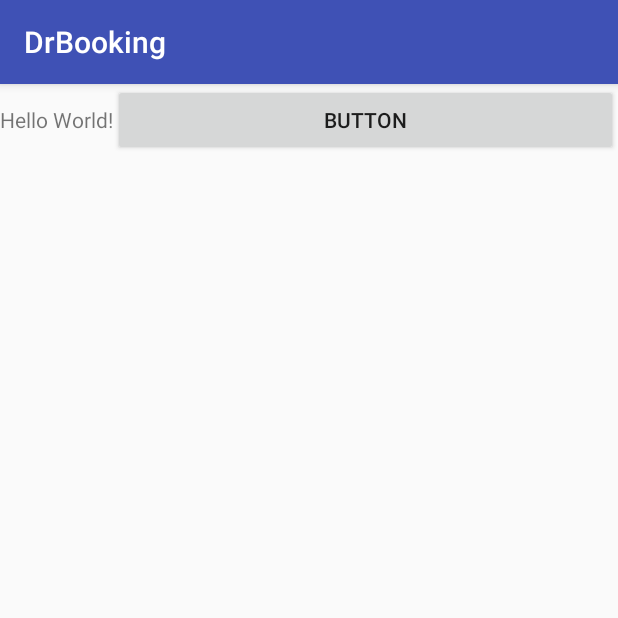
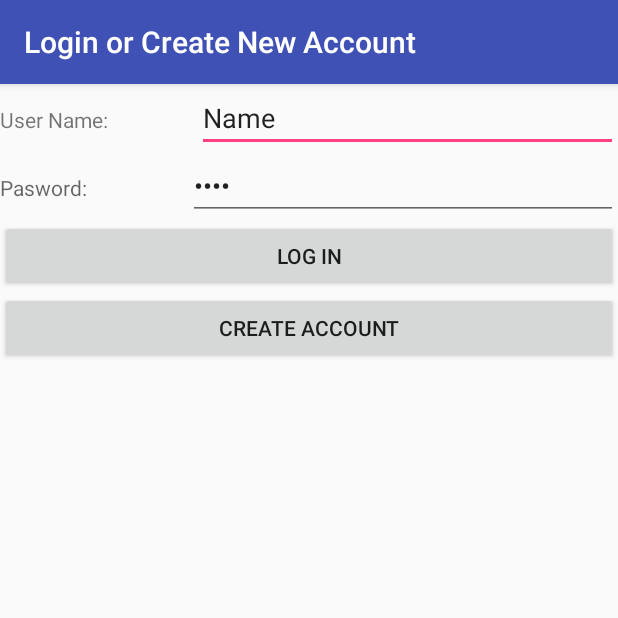
Before and after one commit to 300621334/DrAppAndroid, an Android app: the screen it shows after launch (Login), on a phone screen of 412 x 824 dp, the top half of it. Run offline under Robolectric (Android 15) with nearby library versions, the phone set to English and light mode, and no system bars.

Commit message:
PlacePicker:Instead of 15.0.1. Had to use:     implementation 'com.google.android.gms:play-services-location:11.4.0'//9.2.0'     implementation 'com.google.android.gms:play-services-places:11.4.0'//9.2.0'

```diff
--- a/app/src/main/java/comp231/drbooking/Login.java
+++ b/app/src/main/java/comp231/drbooking/Login.java
@@ -1,13 +1,97 @@
 package comp231.drbooking;
 
+import android.content.Intent;
+import android.content.SharedPreferences;
 import android.support.v7.app.AppCompatActivity;
 import android.os.Bundle;
+import android.view.View;
+import android.widget.EditText;
+import android.widget.RadioButton;
+import android.widget.RadioGroup;
+
+import com.google.android.gms.common.GooglePlayServicesNotAvailableException;
+import com.google.android.gms.common.GooglePlayServicesRepairableException;
+import com.google.android.gms.location.places.Place;
+import com.google.android.gms.location.places.ui.PlacePicker;
+
+import java.util.Map;
 
 public class Login extends AppCompatActivity {
+
+    //region >>> Variables
+    boolean isFaculty = false , isFacultyRadChecked = true;
+    RadioGroup radGp;
+    RadioButton radChecked;
+    EditText uNameView, uPassView;
+    boolean hasAccount = false;
+    SharedPreferences prefs;
+    Intent intent;
+    Map<String,?> allPrefs;
+    int PLACE_PICKER_REQUEST  = 1, numOfPrefs , uName_uPass_pairs;// counter = 1;
+    String uName, uPass, uNameEntered, uPassEntered;
+    //endregion
 
     @Override
     protected void onCreate(Bundle savedInstanceState) {
         super.onCreate(savedInstanceState);
         setContentView(R.layout.activity_login);
+        getSupportActionBar().setTitle("Login or Create New Account");
+        //get references
+        uNameView = (EditText)findViewById(R.id.txtLoginName);
+        uPassView = (EditText)findViewById(R.id.txtLoginPass);
+
+    }
+
+    //Login btn clk
+    public void clk_Login(View view)
+    {
+        //go to PlacePicker : https://www.youtube.com/watch?v=Rh9x90lqPHc
+        PlacePicker.IntentBuilder iBuilder = new PlacePicker.IntentBuilder(); //compile 'com.google.android.gms:play-services-places:9.2.0'
+
+        Intent i;
+
+        try
+        {
+            i = iBuilder.build(Login.this);
+            startActivityForResult(i, PLACE_PICKER_REQUEST);
+        }
+        catch (GooglePlayServicesRepairableException e)
+        {
+            e.printStackTrace();
+        } catch (GooglePlayServicesNotAvailableException e)
+        {
+            e.printStackTrace();
+        }
+
+
+
+/*
+        //go to MapActivity
+        Intent i = new Intent(this, MapsActivity.class);
+        startActivity(i);
+*/
+
+
+    }
+
+    //get PlacePicker returned data
+    @Override
+    protected void onActivityResult(int requestCode, int resultCode, Intent data)//err if no 'protected'
+    {
+        if(requestCode == PLACE_PICKER_REQUEST )//i made this constant so we can id returned result w our request
+        {
+            if(resultCode==RESULT_OK)//'RESULT_OK' is default constant of activity class
+            {
+                Place place = PlacePicker.getPlace(this, data);
+                String clinicAddress = String.format("Place: %s", place.getAddress());
+                String clinicName = String.format("Place: %s", place.getName());
+
+                getSupportActionBar().setTitle(clinicAddress);
+
+
+            }
+
+
+        }
     }
 }
--- a/app/src/main/res/layout/activity_login.xml
+++ b/app/src/main/res/layout/activity_login.xml
@@ -4,22 +4,107 @@
     xmlns:tools="http://schemas.android.com/tools"
     android:layout_width="match_parent"
     android:layout_height="match_parent"
-    tools:context="comp231.drbooking.Login">
+    tools:context="comp231.drbooking.Login"
+    android:orientation="vertical">
 
-    <TextView
-        android:layout_width="wrap_content"
+
+<!--    <RadioGroup
+        android:id="@+id/radGp"
+        android:layout_width="match_parent"
+        android:layout_height="wrap_content" >
+
+        <RadioButton
+            android:id="@+id/radStudent"
+            android:layout_width="wrap_content"
+            android:layout_height="wrap_content"
+            android:layout_marginLeft="20dp"
+            android:layout_weight="1"
+            android:checked="true"
+            android:text="Student" />
+
+        <RadioButton
+            android:id="@+id/radAdmin"
+            android:layout_width="wrap_content"
+            android:layout_height="wrap_content"
+            android:layout_marginLeft="20dp"
+            android:layout_weight="1"
+            android:text="Faculty" />
+    </RadioGroup>-->
+
+    <LinearLayout
+        android:layout_width="match_parent"
         android:layout_height="wrap_content"
-        android:text="Hello World!"
-        app:layout_constraintBottom_toBottomOf="parent"
-        app:layout_constraintLeft_toLeftOf="parent"
-        app:layout_constraintRight_toRightOf="parent"
-        app:layout_constraintTop_toTopOf="parent" />
+        android:orientation="horizontal">
+
+        <TextView
+            android:id="@+id/textView"
+            android:layout_width="wrap_content"
+            android:layout_height="wrap_content"
+            android:layout_weight="1"
+            android:text="@string/userName" />
+
+        <EditText
+            android:id="@+id/txtLoginName"
+            android:layout_width="wrap_content"
+            android:layout_height="wrap_content"
+            android:layout_weight="3"
+            android:hint="@string/userName"
+            android:text="Name" />
+    </LinearLayout>
+
+    <LinearLayout
+        android:layout_width="match_parent"
+        android:layout_height="wrap_content"
+        android:orientation="horizontal">
+
+        <TextView
+            android:id="@+id/textView2"
+            android:layout_width="wrap_content"
+            android:layout_height="wrap_content"
+            android:layout_weight="1"
+            android:hint="@string/password" />
+
+        <EditText
+            android:id="@+id/txtLoginPass"
+            android:layout_width="wrap_content"
+            android:layout_height="wrap_content"
+            android:inputType="textPassword"
+            android:layout_weight="3"
+            android:hint="@string/password"
+            android:text="Name" />
+    </LinearLayout>
 
     <Button
         android:id="@+id/button"
-        android:layout_width="wrap_content"
+        android:layout_width="match_parent"
         android:layout_height="wrap_content"
-        android:layout_weight="1"
-        android:text="Button" />
+        android:text="Log In"
+        android:onClick="clk_Login"/>
+
+    <Button
+        android:id="@+id/btn_CreateAcc"
+        android:layout_width="match_parent"
+        android:layout_height="wrap_content"
+        android:onClick="clk_CreateAccount"
+        android:text="Create Account" />
+
+ <!--   <Button
+        android:id="@+id/btnAllPref"
+        android:layout_width="match_parent"
+        android:layout_height="wrap_content"
+        android:layout_marginTop="50dp"
+        android:onClick="btnClk_DisplayAllPref"
+        android:text="Display All Preferences"
+        android:visibility="invisible" />
+
+    <Button
+        android:id="@+id/btnDelDb"
+        android:layout_width="match_parent"
+        android:layout_height="wrap_content"
+        android:onClick="DeleteWholeDB"
+        android:text="Delete Database"
+        android:visibility="invisible" />-->
+
+
 
 </LinearLayout>
```
Also changed, not shown: app/build.gradle (+13 -0 lines), app/src/debug/res/values/google_maps_api.xml (added, +28 -0 lines), app/src/main/AndroidManifest.xml (+31 -0 lines), app/src/main/java/comp231/drbooking/BookingDetails.java (added, +13 -0 lines), app/src/main/java/comp231/drbooking/FindClinic.java (added, +15 -0 lines), app/src/main/java/comp231/drbooking/MapsActivity.java (added, +144 -0 lines), app/src/main/res/layout/activity_booking_details.xml (added, +9 -0 lines), app/src/main/res/layout/activity_find_clinic.xml (added, +9 -0 lines), app/src/main/res/layout/activity_maps.xml (added, +8 -0 lines), app/src/main/res/values/strings.xml (+25 -1 lines), 1 other file.
